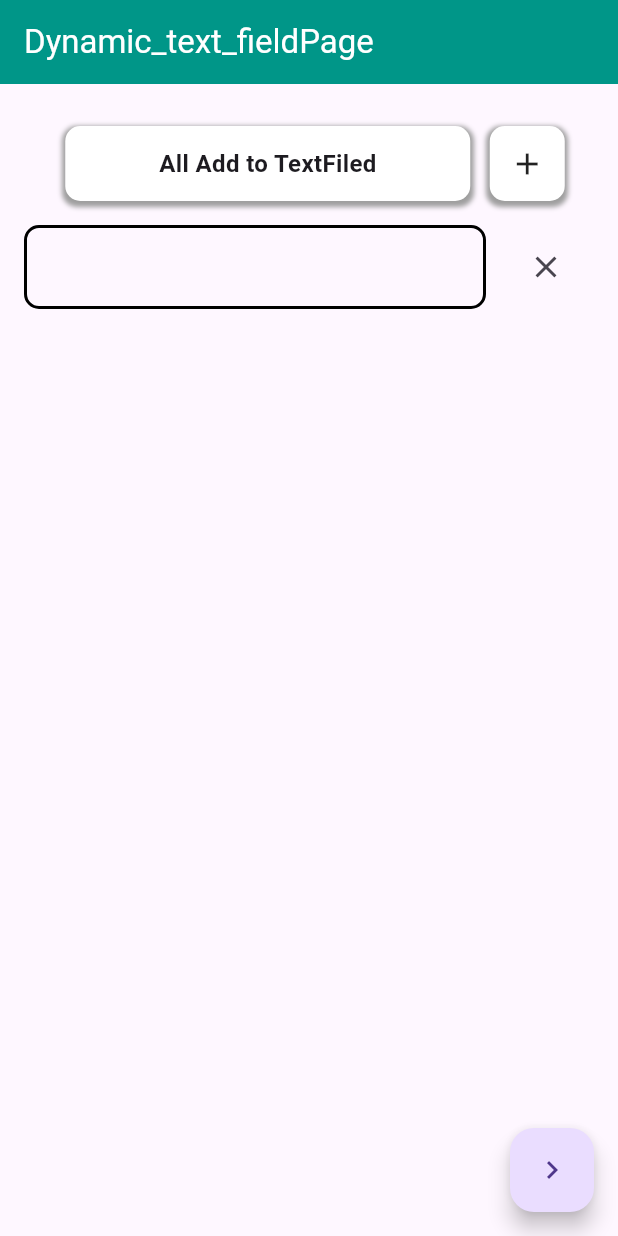
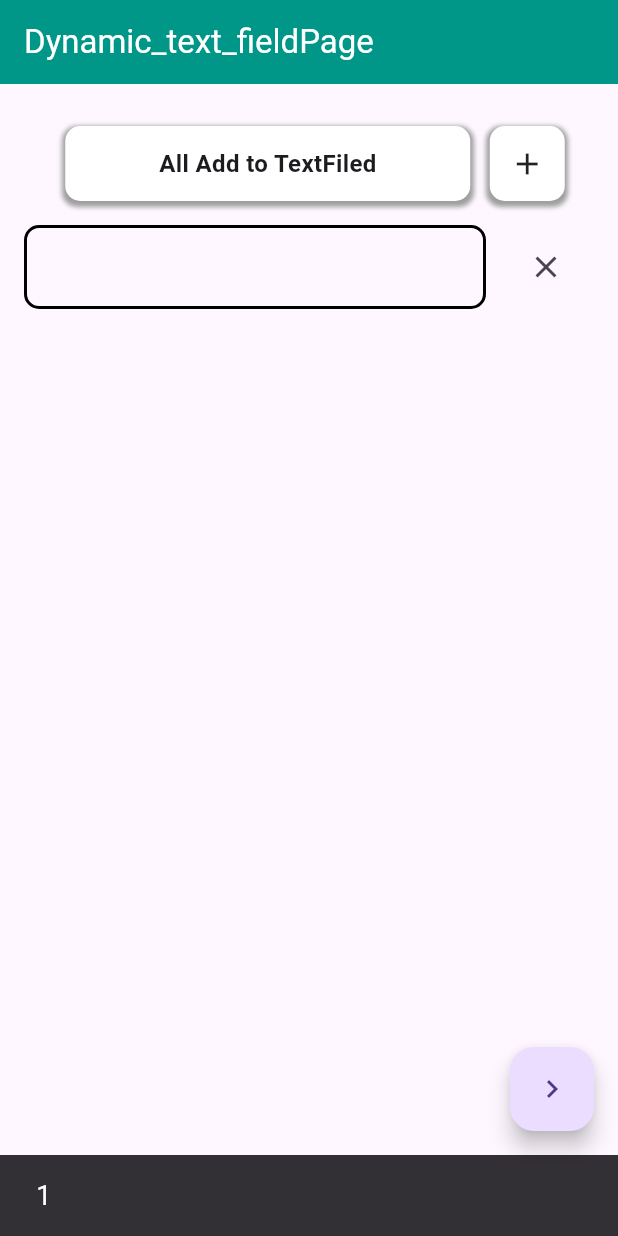
Before and after one commit to Krupaparmar30/resume_app_daily_task, a Flutter app: the screen it shows after launch, after a tap on the "navigate next" icon, on a phone screen of 412 x 824 dp. Run offline on Flutter 3.47's test engine with Material 3 defaults, Android fonts, the phone set to English and light mode, and no system bars; our stand-ins replace image_picker.

Commit message:
9/5/24 krupa 10/5/24 11/5/24 11-5-24 15/5/24 15-5-24 15--5--24 16/5/24 16-5-24 17/5/2024 18/5/2024

```diff
--- a/lib/screens/Generate Dynamic Text Field/dynamic_text_field.dart
+++ b/lib/screens/Generate Dynamic Text Field/dynamic_text_field.dart
@@ -160,7 +160,7 @@ class _dynamic_text_fieldPageState extends State<dynamic_text_fieldPage> {
             skills=skills+ " " +txtControllerList[i].text;
           }
           print(skills);
-           ScaffoldMessenger.of(context).showSnackBar(SnackBar(content: Text('${skills}${txtControllerList[1].text}',style: TextStyle(
+           ScaffoldMessenger.of(context).showSnackBar(SnackBar(content: Text('${skills}${txtControllerList.length}',style: TextStyle(
              color: Colors.white,fontSize: 18
            ),)));
         },
```
